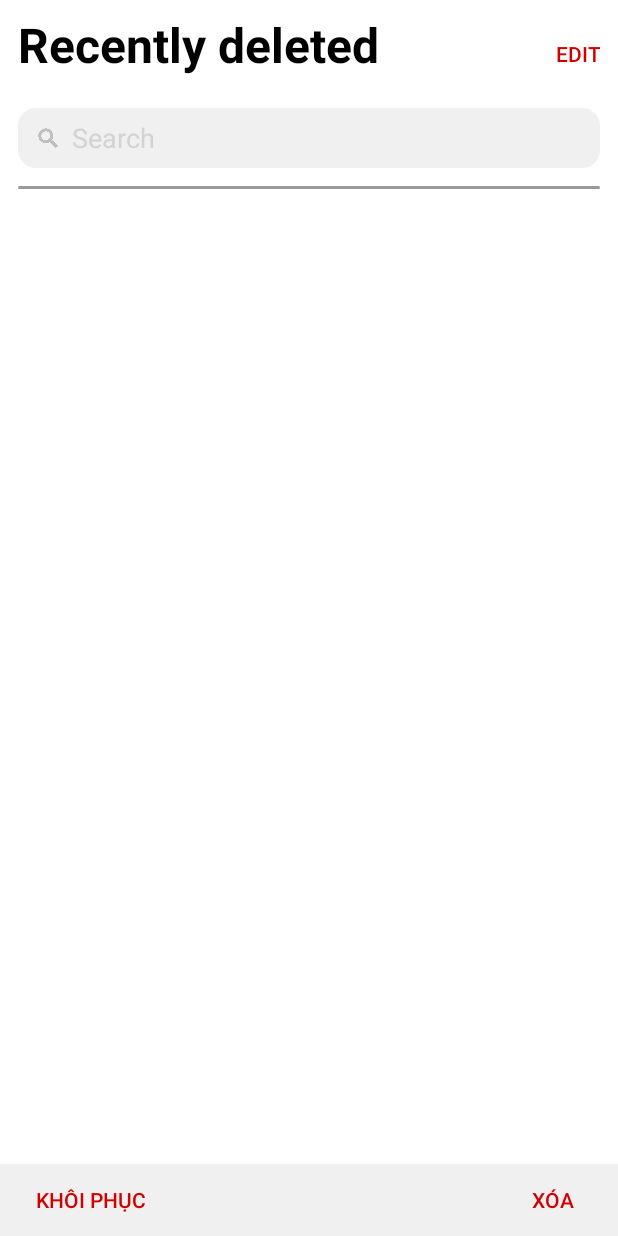
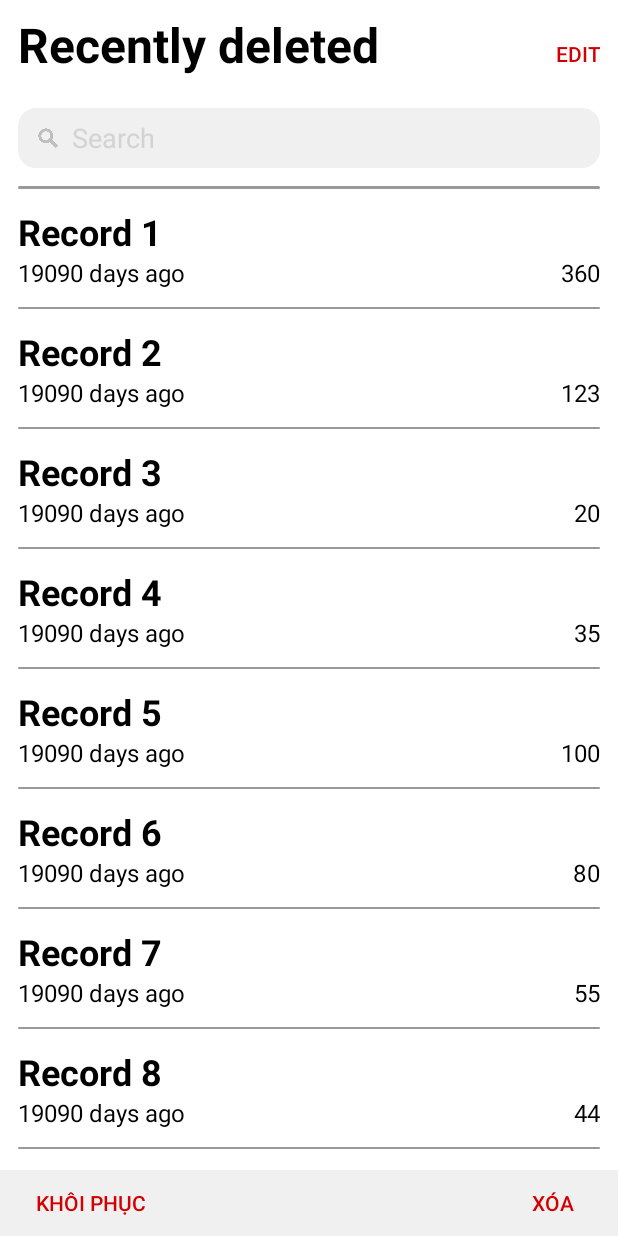
Before and after one commit to finn-cg/VoiceRecorder, an Android app: the DeletedRecordsActivity screen opened directly, with no data from a screen before it, on a phone screen of 412 x 824 dp. Run offline under Robolectric (Android 15) with nearby library versions, the phone set to English and light mode, and no system bars.

Commit message:
set up recently delete layout

```diff
--- a/app/src/main/java/finn/academic/voicerecorder/DeletedRecordsActivity.java
+++ b/app/src/main/java/finn/academic/voicerecorder/DeletedRecordsActivity.java
@@ -1,14 +1,61 @@
 package finn.academic.voicerecorder;
 
 import androidx.appcompat.app.AppCompatActivity;
+import androidx.recyclerview.widget.RecyclerView;
 
 import android.os.Bundle;
+import android.widget.Button;
+import android.widget.RelativeLayout;
+
+import java.util.ArrayList;
+import java.util.Set;
+
+import finn.academic.voicerecorder.adapter.RecordAdapter;
+import finn.academic.voicerecorder.model.Record;
 
 public class DeletedRecordsActivity extends AppCompatActivity {
+    RecyclerView recentlyDeletedRecyclerView;
+    ArrayList<Record> records;
+    RecordAdapter adapter;
+
+    Button editBtn;
+    Button recoverBtn;
+    Button deleteBtn;
+
+    RelativeLayout utilLayout;
 
     @Override
     protected void onCreate(Bundle savedInstanceState) {
         super.onCreate(savedInstanceState);
         setContentView(R.layout.activity_deleted_records);
+
+        SetUp();
+
+        adapter = new RecordAdapter(DeletedRecordsActivity.this, records);
+        recentlyDeletedRecyclerView.setAdapter(adapter);
+    }
+
+    private void SetUp() {
+        recentlyDeletedRecyclerView = findViewById(R.id.recentlyDeletedRecyclerView);
+
+        editBtn = findViewById(R.id.editInDelButton);
+        recoverBtn = findViewById(R.id.recoverInDelButton);
+        deleteBtn = findViewById(R.id.deleteInDelButton);
+
+        utilLayout = findViewById(R.id.deleteUtilsLayout);
+
+        records = new ArrayList<>();
+        records.add(new Record("Record 1", 0, 360));
+        records.add(new Record("Record 2", 5, 123));
+        records.add(new Record("Record 3", 360, 20));
+        records.add(new Record("Record 4", 255, 35));
+        records.add(new Record("Record 5", 16, 100));
+        records.add(new Record("Record 6", 90, 80));
+        records.add(new Record("Record 7", 120, 55));
+        records.add(new Record("Record 8", 100, 44));
+        records.add(new Record("Record 9", 1000, 33));
+        records.add(new Record("Record 10", 600, 88));
+        records.add(new Record("Record 11", 530, 99));
+        records.add(new Record("Record 12", 30, 120));
     }
 }
--- a/app/src/main/java/finn/academic/voicerecorder/MainActivity.java
+++ b/app/src/main/java/finn/academic/voicerecorder/MainActivity.java
@@ -34,8 +34,6 @@ public class MainActivity extends Activity implements View.OnClickListener {
 
     Animation animation;
 
-    ArrayList<FolderAdapter.ViewHolder> viewHolders = new ArrayList<>();
-
     @Override
     protected void onCreate(Bundle savedInstanceState) {
         super.onCreate(savedInstanceState);
@@ -43,7 +41,7 @@ public class MainActivity extends Activity implements View.OnClickListener {
 
         SetUp();
 
-        adapter = new FolderAdapter(MainActivity.this, folders, viewHolders);
+        adapter = new FolderAdapter(MainActivity.this, folders);
         folderRecyclerView.setAdapter(adapter);
 
         allRecords.setOnClickListener(this);
--- a/app/src/main/java/finn/academic/voicerecorder/adapter/FolderAdapter.java
+++ b/app/src/main/java/finn/academic/voicerecorder/adapter/FolderAdapter.java
@@ -33,12 +33,10 @@ public class FolderAdapter extends RecyclerView.Adapter<FolderAdapter.ViewHolder
     private Context context;
     private ArrayList<Folder> folders;
 //    private ShowSelectingListener showSelectingListener;
-    private ArrayList<ViewHolder> viewHolders;
 
-    public FolderAdapter(Context context, ArrayList<Folder> folders, ArrayList<ViewHolder> viewHolders /*, ShowSelectingListener showSelectingListener*/) {
+    public FolderAdapter(Context context, ArrayList<Folder> folders /*, ShowSelectingListener showSelectingListener*/) {
         this.context = context;
         this.folders = folders;
-        this.viewHolders = viewHolders;
     }
 
     @NonNull
--- a/app/src/main/java/finn/academic/voicerecorder/adapter/RecordAdapter.java
+++ b/app/src/main/java/finn/academic/voicerecorder/adapter/RecordAdapter.java
@@ -30,12 +30,10 @@ import finn.academic.voicerecorder.model.Record;
 public class RecordAdapter extends RecyclerView.Adapter<RecordAdapter.ViewHolder> {
     private Context context;
     private ArrayList<Record> records;
-    private ArrayList<FolderAdapter.ViewHolder> viewHolders;
 
-    public RecordAdapter(Context context, ArrayList<Record> records, ArrayList<FolderAdapter.ViewHolder> viewHolders) {
+    public RecordAdapter(Context context, ArrayList<Record> records) {
         this.context = context;
         this.records = records;
-        this.viewHolders = viewHolders;
     }
 
     @NonNull
@@ -52,7 +50,7 @@ public class RecordAdapter extends RecyclerView.Adapter<RecordAdapter.ViewHolder
     public void onBindViewHolder(@NonNull ViewHolder holder, int position) {
         Record record = records.get(position);
         holder.nameRecord.setText(record.getName());
-        holder.timeRecord.setText(String.valueOf(record.timeAgo()));
+        holder.timeRecord.setText(record.timeAgo());
         holder.durationRecord.setText(String.valueOf(record.duration()));
     }
 
--- a/app/src/main/java/finn/academic/voicerecorder/model/Record.java
+++ b/app/src/main/java/finn/academic/voicerecorder/model/Record.java
@@ -6,7 +6,6 @@ public class Record {
     private String name;
     private long time;
     private long duration; //in milliseconds
-    private TimeAgo timeAgo;
 
     public Record(String name, long time, long duration) {
         this.name = name;
@@ -22,7 +21,7 @@ public class Record {
         this.name = name;
     }
 
-    public long timeAgo() { return Long.parseLong(timeAgo.getTimeAgo(time)); }
+    public String timeAgo() { return (new TimeAgo()).getTimeAgo(time); }
 
     public long duration() {
         return duration;
--- a/app/src/main/res/layout/activity_deleted_records.xml
+++ b/app/src/main/res/layout/activity_deleted_records.xml
@@ -32,14 +32,15 @@
                 android:textStyle="bold" />
 
             <Button
+                android:id="@+id/editInDelButton"
                 android:layout_width="wrap_content"
                 android:layout_height="wrap_content"
+                android:layout_alignParentRight="true"
+                android:layout_alignParentBottom="true"
+                android:background="@android:color/transparent"
                 android:text="@string/edit"
-                android:textColor="@color/light_red"
-                android:background="@android:color/transparent"
                 android:textAlignment="textEnd"
-                android:layout_alignParentRight="true"
-                android:layout_alignParentBottom="true"/>
+                android:textColor="@color/light_red" />
 
         </RelativeLayout>
 
@@ -79,18 +80,20 @@
             android:layout_height="fill_parent"
             android:layout_weight=".90"
             app:layoutManager="androidx.recyclerview.widget.LinearLayoutManager"
-            tools:listitem="@layout/custom_recyclerview_for_records"/>
+            tools:listitem="@layout/custom_recyclerview_for_records"
+            android:paddingBottom="44dp"/>
 
     </LinearLayout>
 
     <RelativeLayout
         android:id="@+id/deleteUtilsLayout"
         android:layout_width="fill_parent"
-        android:layout_height="wrap_content"
+        android:layout_height="44dp"
         android:layout_alignParentBottom="true"
         android:background="@color/main_theme">
 
         <Button
+            android:id="@+id/recoverInDelButton"
             android:layout_width="wrap_content"
             android:layout_height="wrap_content"
             android:layout_alignParentLeft="true"
@@ -101,6 +104,7 @@
             android:paddingRight="24dp"/>
 
         <Button
+            android:id="@+id/deleteInDelButton"
             android:layout_width="wrap_content"
             android:layout_height="wrap_content"
             android:text="Xóa"
--- a/app/src/main/res/layout/custom_recyclerview_for_records.xml
+++ b/app/src/main/res/layout/custom_recyclerview_for_records.xml
@@ -3,7 +3,7 @@
     xmlns:android="http://schemas.android.com/apk/res/android"
     android:layout_width="match_parent"
     android:background="@color/white"
-    android:layout_height="match_parent"
+    android:layout_height="wrap_content"
     android:orientation="vertical">
 
     <TextView
```
